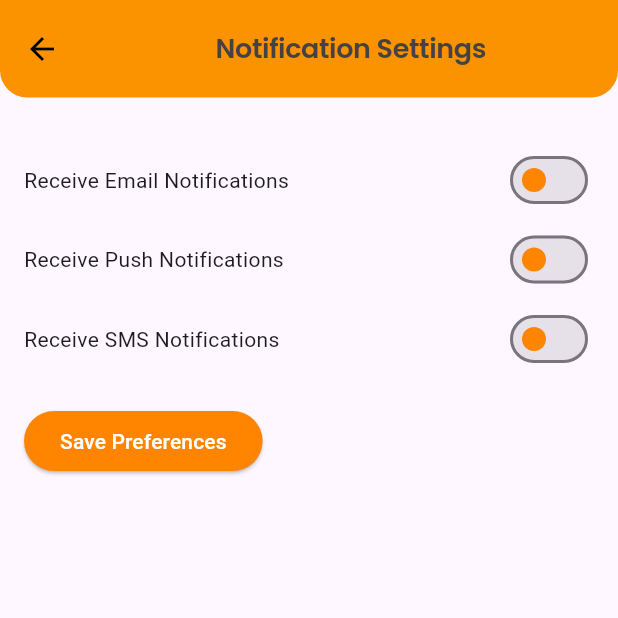
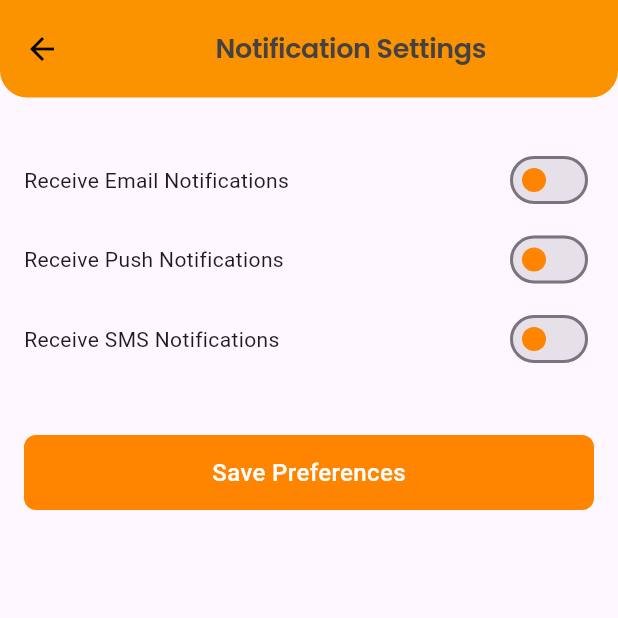
Before and after one commit to Hiru1003/SEALTECH, a Flutter app: the NotificationSettingsPage screen opened directly, on a phone screen of 412 x 824 dp, the top half of it. Run offline on Flutter 3.47's test engine with Material 3 defaults, Android fonts, the phone set to English and light mode, and no system bars; our stand-ins replace dots_indicator, google_fonts.

Commit message:
modify: notification button

```diff
--- a/sealtech/lib/Employee/Noitification.dart
+++ b/sealtech/lib/Employee/Noitification.dart
@@ -1,5 +1,6 @@
 import 'package:flutter/material.dart';
 import 'package:google_fonts/google_fonts.dart';
+import 'package:sealtech/components/button.dart';
 
 void main() {
   runApp(MaterialApp(
@@ -78,15 +79,14 @@ class _NotificationSettingsPageState extends State<NotificationSettingsPage> {
               smsController,
             ),
             const SizedBox(height: 20),
-            ElevatedButton(
+            Button(
+              buttonText: 'Save Preferences',
               onPressed: () {
                 _saveNotificationPreferences();
               },
-              style: ElevatedButton.styleFrom(
-                backgroundColor: Color.fromRGBO(255, 132, 0, 1),
-              ),
-              child: const Text('Save Preferences',
-                  style: TextStyle(color: Color.fromARGB(255, 255, 255, 255))),
+              color: 'orange',
+              enableIcon: false,
+              isStroked: false,
             ),
           ],
         ),
```
